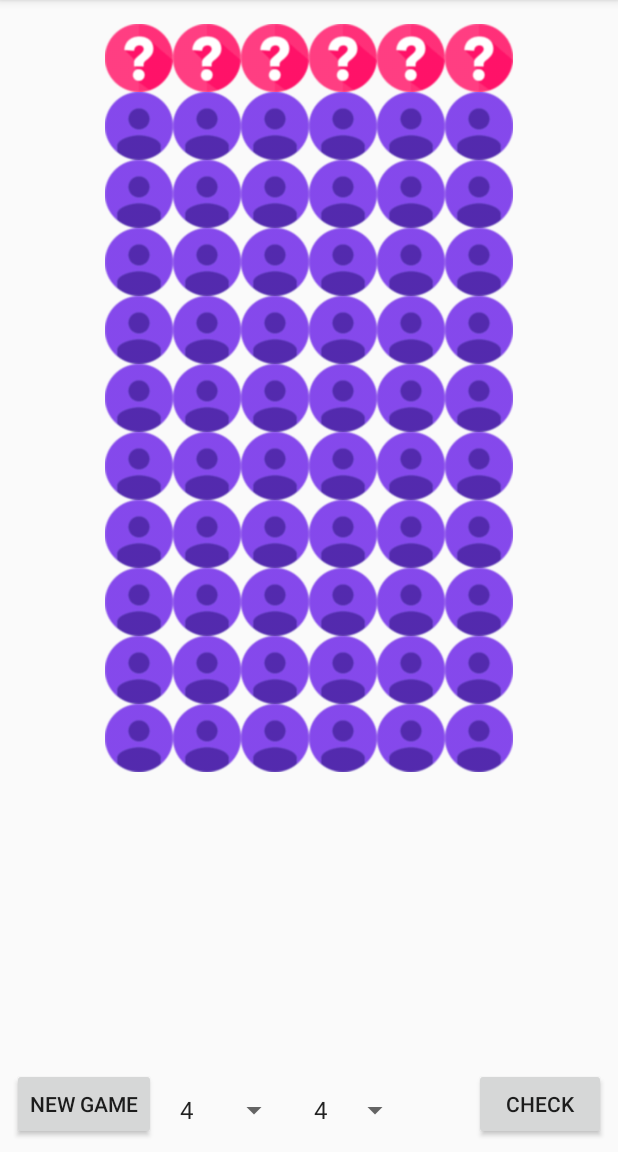
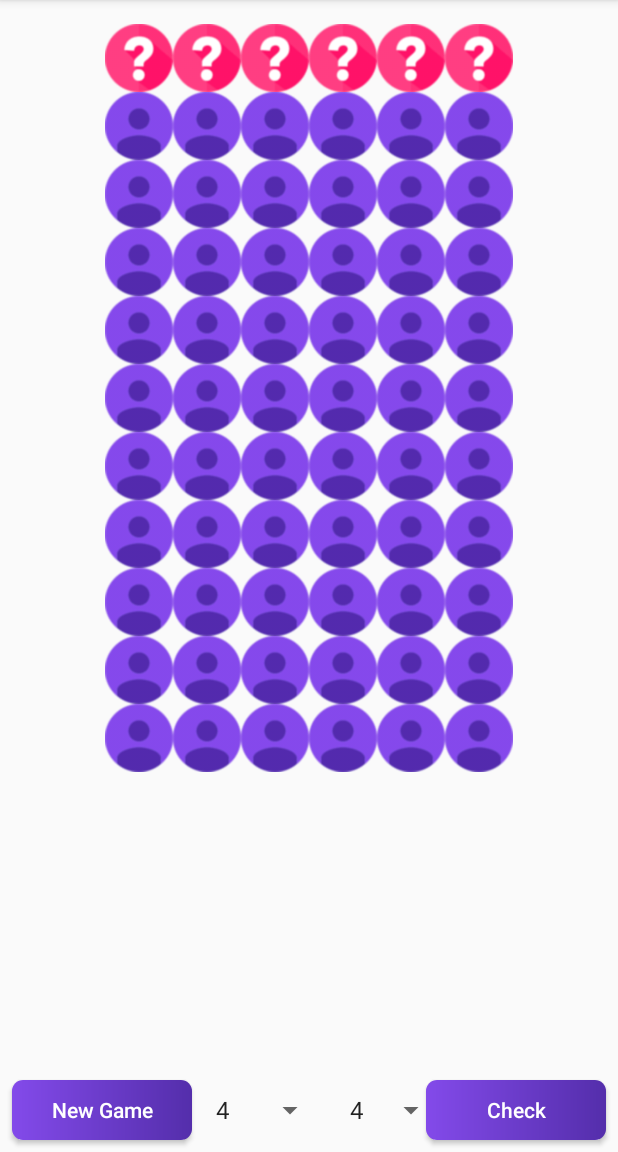
Before and after one commit to vangyyy/mastermind-android, an Android app: the screen it shows after launch (MainActivity), on a phone screen of 412 x 824 dp, the part 84-1236 px from its top. Run offline under Robolectric (Android 15) with nearby library versions, the phone set to English and light mode, and no system bars.

Commit message:
New buttons

```diff
--- /dev/null
+++ b/app/src/main/res/drawable/custom_button.xml
@@ -0,0 +1,12 @@
+<?xml version="1.0" encoding="utf-8"?>
+<shape xmlns:android="http://schemas.android.com/apk/res/android">
+
+    <gradient
+        android:startColor="@color/colorPrimary"
+        android:endColor="@color/colorPrimaryDark"
+        android:type="linear"
+        android:angle="360"/>
+
+    <corners android:radius="7dp" />
+
+</shape>
--- a/app/src/main/res/layout/activity_main.xml
+++ b/app/src/main/res/layout/activity_main.xml
@@ -9,21 +9,27 @@
 
     <Button
         android:id="@+id/buttonNewGame"
-        android:layout_width="wrap_content"
-        android:layout_height="wrap_content"
+        android:layout_width="120dp"
+        android:layout_height="40dp"
         android:layout_marginStart="8dp"
         android:layout_marginBottom="8dp"
+        android:background="@drawable/custom_button"
         android:text="@string/new_game"
+        android:textAllCaps="false"
+        android:textColor="@android:color/white"
         app:layout_constraintBottom_toBottomOf="parent"
         app:layout_constraintLeft_toLeftOf="parent" />
 
     <Button
         android:id="@+id/buttonCheck"
-        android:layout_width="wrap_content"
-        android:layout_height="wrap_content"
+        android:layout_width="120dp"
+        android:layout_height="40dp"
         android:layout_marginEnd="8dp"
         android:layout_marginBottom="8dp"
+        android:background="@drawable/custom_button"
         android:text="@string/check"
+        android:textAllCaps="false"
+        android:textColor="@android:color/white"
         app:layout_constraintBottom_toBottomOf="parent"
         app:layout_constraintRight_toRightOf="parent" />
 
```
